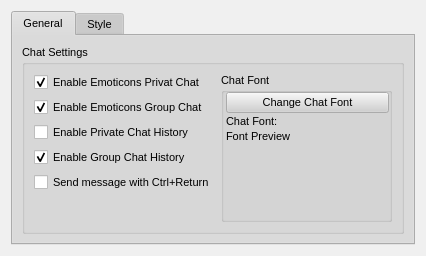
Qt form retroshare-gui/src/gui/settings/ChatPage.ui (RetroShare/RetroShare) before a commit.
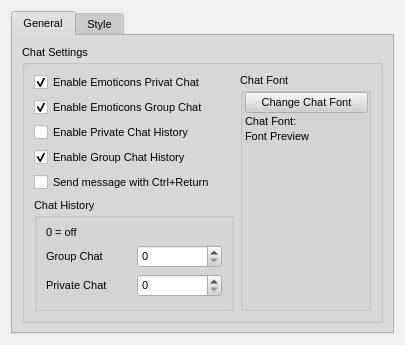
The same form after that commit.

Commit message: added spinbox's for Chat History to settings

Diff of the .ui file:
```diff
--- a/retroshare-gui/src/gui/settings/ChatPage.ui
+++ b/retroshare-gui/src/gui/settings/ChatPage.ui
@@ -6,8 +6,8 @@
    <rect>
     <x>0</x>
     <y>0</y>
-    <width>426</width>
-    <height>256</height>
+    <width>405</width>
+    <height>326</height>
    </rect>
   </property>
   <property name="sizePolicy">
@@ -521,7 +521,7 @@
          <property name="title">
           <string>Chat Settings</string>
          </property>
-         <layout class="QGridLayout" name="gridLayout">
+         <layout class="QGridLayout" name="gridLayout_4">
           <item row="0" column="0">
            <widget class="QCheckBox" name="checkBox_emoteprivchat">
             <property name="text">
@@ -615,6 +615,13 @@
             </property>
            </widget>
           </item>
+          <item row="2" column="0">
+           <widget class="QCheckBox" name="checkBox_privatechathistory">
+            <property name="text">
+             <string>Enable Private Chat History</string>
+            </property>
+           </widget>
+          </item>
           <item row="3" column="0">
            <widget class="QCheckBox" name="checkBox_groupchathistory">
             <property name="text">
@@ -633,23 +640,70 @@
            </widget>
           </item>
           <item row="5" column="0">
-           <spacer name="verticalSpacer">
-            <property name="orientation">
-             <enum>Qt::Vertical</enum>
+           <widget class="QGroupBox" name="groupBox_2">
+            <property name="title">
+             <string>Chat History</string>
             </property>
-            <property name="sizeHint" stdset="0">
-             <size>
-              <width>20</width>
-              <height>40</height>
-             </size>
-            </property>
-           </spacer>
-          </item>
-          <item row="2" column="0">
-           <widget class="QCheckBox" name="checkBox_privatechathistory">
-            <property name="text">
-             <string>Enable Private Chat History</string>
-            </property>
+            <layout class="QGridLayout" name="gridLayout_3">
+             <item row="0" column="0">
+              <widget class="QLabel" name="label">
+               <property name="text">
+                <string>0 = off</string>
+               </property>
+              </widget>
+             </item>
+             <item row="1" column="0">
+              <layout class="QGridLayout" name="gridLayout">
+               <item row="0" column="0">
+                <widget class="QLabel" name="label_2">
+                 <property name="text">
+                  <string>Group Chat</string>
+                 </property>
+                </widget>
+               </item>
+               <item row="0" column="1">
+                <widget class="QSpinBox" name="groupchatspinBox">
+                 <property name="suffix">
+                  <string/>
+                 </property>
+                 <property name="prefix">
+                  <string/>
+                 </property>
+                 <property name="maximum">
+                  <number>20</number>
+                 </property>
+                </widget>
+               </item>
+               <item row="1" column="0">
+                <widget class="QLabel" name="label_3">
+                 <property name="text">
+                  <string>Private Chat</string>
+                 </property>
+                </widget>
+               </item>
+               <item row="1" column="1">
+                <widget class="QSpinBox" name="privatchatspinBox">
+                 <property name="maximum">
+                  <number>20</number>
+                 </property>
+                </widget>
+               </item>
+              </layout>
+             </item>
+             <item row="2" column="0">
+              <spacer name="verticalSpacer">
+               <property name="orientation">
+                <enum>Qt::Vertical</enum>
+               </property>
+               <property name="sizeHint" stdset="0">
+                <size>
+                 <width>176</width>
+                 <height>480</height>
+                </size>
+               </property>
+              </spacer>
+             </item>
+            </layout>
            </widget>
           </item>
          </layout>
```
